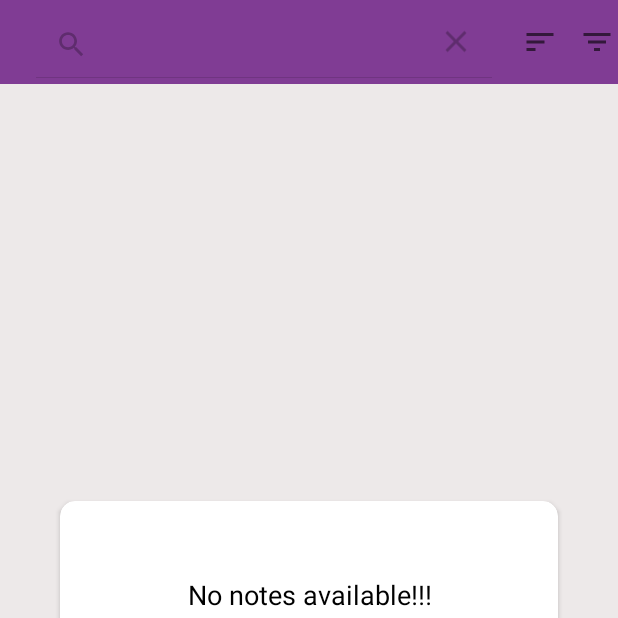
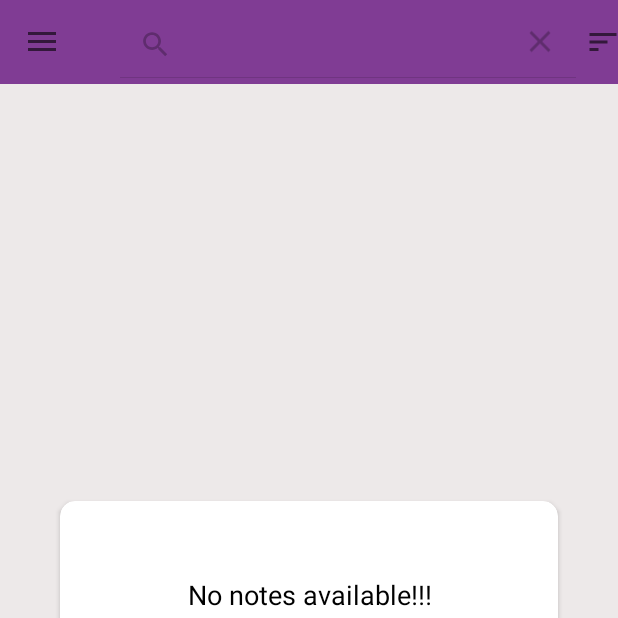
Before and after one commit to minh18112000/MyNoteApp, an Android app: the screen it shows after launch (MainActivity), after a tap on "Search", on a phone screen of 412 x 824 dp, the top half of it. Run offline under Robolectric (Android 15) with nearby library versions, the phone set to English and light mode, and no system bars; our stand-ins replace Room's generated code, navigation-ui.

Commit message:
Add the navigation drawer

```diff
--- a/app/src/main/java/com/example/mynoteapp/MainActivity.kt
+++ b/app/src/main/java/com/example/mynoteapp/MainActivity.kt
@@ -2,7 +2,13 @@ package com.example.mynoteapp
 
 import androidx.appcompat.app.AppCompatActivity
 import android.os.Bundle
+import androidx.drawerlayout.widget.DrawerLayout
 import androidx.lifecycle.ViewModelProvider
+import androidx.navigation.NavController
+import androidx.navigation.findNavController
+import androidx.navigation.fragment.NavHostFragment
+import androidx.navigation.fragment.findNavController
+import androidx.navigation.ui.NavigationUI
 import com.example.mynoteapp.database.NoteDatabase
 import com.example.mynoteapp.databinding.ActivityMainBinding
 import com.example.mynoteapp.repository.NoteRepository
@@ -10,7 +16,7 @@ import com.example.mynoteapp.viewmodel.NoteViewModel
 import com.example.mynoteapp.viewmodel.NoteViewModelFactory
 
 class MainActivity : AppCompatActivity() {
-
+    private lateinit var drawerLayout: DrawerLayout
     private lateinit var binding: ActivityMainBinding
 
     lateinit var noteViewModel: NoteViewModel
@@ -25,6 +31,17 @@ class MainActivity : AppCompatActivity() {
         setSupportActionBar(binding.toolbar)
 
         setUpViewModel()
+        drawerLayout = binding.drawerLayout
+        val navHostFragment =
+            supportFragmentManager.findFragmentById(R.id.fragmentHost) as NavHostFragment
+        val navController: NavController = navHostFragment.navController
+        NavigationUI.setupActionBarWithNavController(this,navController,drawerLayout)
+        NavigationUI.setupWithNavController(binding.navView, navController)
+    }
+
+    override fun onSupportNavigateUp(): Boolean {
+        val navController = this.findNavController(R.id.fragmentHost)
+        return NavigationUI.navigateUp(navController, drawerLayout)
     }
 
     private fun setUpViewModel() {
--- a/app/src/main/java/com/example/mynoteapp/fragments/HomeFragment.kt
+++ b/app/src/main/java/com/example/mynoteapp/fragments/HomeFragment.kt
@@ -6,7 +6,10 @@ import android.view.animation.Transformation
 import android.widget.SearchView
 import androidx.fragment.app.Fragment
 import androidx.lifecycle.Transformations
+import androidx.navigation.Navigation
 import androidx.navigation.findNavController
+import androidx.navigation.fragment.findNavController
+import androidx.navigation.ui.NavigationUI
 import androidx.recyclerview.widget.StaggeredGridLayoutManager
 import com.example.mynoteapp.MainActivity
 import com.example.mynoteapp.R
--- /dev/null
+++ b/app/src/main/res/drawable/ic_about.xml
@@ -0,0 +1,23 @@
+<vector android:height="535dp" android:viewportHeight="535"
+    android:viewportWidth="507" android:width="507dp" xmlns:android="http://schemas.android.com/apk/res/android">
+    <path android:fillColor="#6AB343" android:pathData="M255.6,256.5c-9.9,0 -18.4,3.5 -25.3,10.3c-6.9,6.9 -10.3,15.3 -10.3,25.3s3.4,18.4 10.3,25.5c6.9,7 15.3,10.6 25.3,10.6c9.9,0 18.4,-3.5 25.5,-10.6c7,-7 10.6,-15.5 10.6,-25.5s-3.5,-18.4 -10.6,-25.3C274.1,260 265.6,256.5 255.6,256.5z"/>
+    <path android:fillColor="#6AB343" android:pathData="M332.8,63.8c-6.6,-10.4 -15.4,-18.8 -26.4,-25.4l14.1,-25.7c1.1,-2 1.4,-4.3 0.7,-6.5c-0.6,-2.2 -2.1,-4.1 -4.1,-5.2L317,1c-4.2,-2.2 -9.4,-0.7 -11.6,3.5l-14.6,26.6c-11.1,-4 -23.2,-6 -36.4,-6c-12.8,0 -24.5,2 -34.9,5.9L205,4.5c-1.1,-2 -2.9,-3.5 -5.1,-4.1c-2.2,-0.6 -4.5,-0.4 -6.5,0.7c-2,1.1 -3.5,2.9 -4.2,5.2c-0.6,2.2 -0.4,4.5 0.7,6.5l14.3,26.1c-2.5,1.7 -5,3.5 -7.3,5.5c-15.2,12.8 -25.4,28.1 -30.6,45.7l47.6,19.9c2.8,-9.7 7.7,-17.7 14.9,-24.2C235.9,79.3 245,76 256,76c10.5,0 18.9,3 25.3,8.9c6.3,5.9 9.5,13.2 9.5,21.7c0,7.2 -1.9,13.5 -5.6,19c-3.7,5.5 -9.7,12 -18,19.5c-14.4,12.4 -24.3,23.5 -29.8,33.1c-5.5,9.7 -8.3,21.1 -8.3,34.4v13.7h54.2v-6.6c0,-9.7 1.7,-17.7 5.2,-24c3.4,-6.3 9.9,-13.9 19.2,-22.8c12.1,-11.6 21.2,-22.4 27.3,-32.5c6.1,-10.1 9.1,-22.3 9.1,-36.6C344.2,89.2 340.4,75.8 332.8,63.8z"/>
+    <path android:fillColor="#6AB343" android:pathData="M23.1,366.2h8.2l23.1,60.9h-8l-6,-16.8H14.1L8,427.2H0L23.1,366.2zM37.9,403.6l-8.1,-22l-2.4,-6.6h-0.3l-2.5,6.6l-8,22H37.9z"/>
+    <path android:fillColor="#6AB343" android:pathData="M60.9,385h6.9v6.3h0.3c1.2,-2.2 3.1,-4 5.6,-5.4c2.6,-1.5 5.3,-2.2 8.2,-2.2c5.2,0 9.1,1.5 11.8,4.5c2.7,3 4,7.1 4,12.3v26.7h-7.1v-25.6c0,-7.6 -3.5,-11.4 -10.6,-11.4c-2.3,0 -4.3,0.7 -6.1,2c-1.8,1.3 -3.2,3 -4.2,5.1c-1,2.1 -1.5,4.3 -1.5,6.6v23.3h-7.2V385z"/>
+    <path android:fillColor="#6AB343" android:pathData="M115.7,425.6c-3.1,-1.9 -5.5,-4.6 -7.3,-8c-1.8,-3.4 -2.7,-7.3 -2.7,-11.5c0,-4.3 0.9,-8.1 2.7,-11.5c1.8,-3.4 4.3,-6.1 7.3,-8c3.1,-1.9 6.4,-2.9 10,-2.9c3.3,0 6.2,0.7 8.8,2.2c2.6,1.4 4.6,3.2 5.9,5.4h0.3l-0.3,-5.8v-19.1h7.1v60.9h-6.8v-6.3h-0.3c-1.3,2.2 -3.3,4 -5.9,5.5c-2.6,1.4 -5.6,2.2 -8.8,2.2C122.1,428.5 118.8,427.6 115.7,425.6zM133.8,420.1c2.1,-1.3 3.8,-3.1 5.1,-5.6c1.3,-2.4 1.9,-5.2 1.9,-8.4c0,-3.2 -0.6,-6.1 -1.9,-8.5c-1.3,-2.4 -3,-4.3 -5.1,-5.5c-2.1,-1.3 -4.4,-1.9 -6.9,-1.9c-2.5,0 -4.8,0.7 -6.9,2c-2.1,1.3 -3.8,3.2 -5.1,5.6c-1.3,2.4 -1.9,5.2 -1.9,8.4s0.6,6 1.9,8.4c1.3,2.4 3,4.3 5.1,5.6c2.1,1.3 4.4,2 6.9,2C129.4,422 131.7,421.3 133.8,420.1z"/>
+    <path android:fillColor="#6AB343" android:pathData="M158.3,385h6.9v6.9h0.3c0.8,-2.3 2.4,-4.3 4.9,-5.9c2.5,-1.6 4.9,-2.4 7.4,-2.4c1.8,0 3.4,0.3 4.9,0.9v7.7c-1.5,-0.9 -3.5,-1.3 -6,-1.3c-2,0 -3.8,0.6 -5.6,1.7c-1.7,1.2 -3.1,2.7 -4.1,4.6c-1,1.9 -1.5,4 -1.5,6.3v23.5h-7.2V385z"/>
+    <path android:fillColor="#6AB343" android:pathData="M194.9,425.6c-3.3,-2 -5.9,-4.7 -7.7,-8.1c-1.8,-3.4 -2.8,-7.2 -2.8,-11.4c0,-4.2 0.9,-8 2.8,-11.4c1.8,-3.4 4.4,-6.1 7.7,-8.1c3.3,-2 7,-2.9 11.1,-2.9c4.1,0 7.9,1 11.2,2.9c3.3,2 5.9,4.7 7.7,8.1c1.8,3.4 2.8,7.2 2.8,11.4c0,4.2 -0.9,8 -2.8,11.4c-1.8,3.4 -4.4,6.1 -7.7,8.1c-3.3,2 -7,2.9 -11.2,2.9C201.9,428.5 198.2,427.5 194.9,425.6zM213.2,420c2.2,-1.3 4,-3.2 5.3,-5.6c1.3,-2.4 2,-5.2 2,-8.4s-0.7,-6 -2,-8.4c-1.3,-2.4 -3.1,-4.3 -5.3,-5.6c-2.2,-1.3 -4.6,-2 -7.1,-2c-2.5,0 -4.9,0.7 -7.1,2c-2.2,1.3 -4,3.2 -5.3,5.6c-1.3,2.4 -2,5.2 -2,8.4s0.7,6 2,8.4c1.3,2.4 3.1,4.3 5.3,5.6c2.2,1.3 4.6,2 7.1,2C208.6,422 211,421.3 213.2,420z"/>
+    <path android:fillColor="#6AB343" android:pathData="M235.7,374.4c-1,-1 -1.5,-2.2 -1.5,-3.7c0,-1.4 0.5,-2.6 1.5,-3.7c1,-1 2.2,-1.5 3.7,-1.5c1.4,0 2.6,0.5 3.7,1.5c1,1 1.5,2.2 1.5,3.7c0,1.4 -0.5,2.6 -1.5,3.7c-1,1 -2.2,1.5 -3.7,1.5C237.9,375.9 236.7,375.4 235.7,374.4zM235.8,385h7.1v42.2h-7.1V385z"/>
+    <path android:fillColor="#6AB343" android:pathData="M261.4,425.6c-3.1,-1.9 -5.5,-4.6 -7.3,-8c-1.8,-3.4 -2.7,-7.3 -2.7,-11.5c0,-4.3 0.9,-8.1 2.7,-11.5c1.8,-3.4 4.3,-6.1 7.3,-8c3.1,-1.9 6.4,-2.9 10,-2.9c3.3,0 6.2,0.7 8.8,2.2c2.6,1.4 4.6,3.2 5.9,5.4h0.3l-0.3,-5.8v-19.1h7.1v60.9h-6.8v-6.3h-0.3c-1.3,2.2 -3.3,4 -5.9,5.5c-2.6,1.4 -5.6,2.2 -8.8,2.2C267.8,428.5 264.5,427.6 261.4,425.6zM279.5,420.1c2.1,-1.3 3.8,-3.1 5.1,-5.6c1.3,-2.4 1.9,-5.2 1.9,-8.4c0,-3.2 -0.6,-6.1 -1.9,-8.5c-1.3,-2.4 -3,-4.3 -5.1,-5.5s-4.4,-1.9 -6.9,-1.9s-4.8,0.7 -6.9,2c-2.1,1.3 -3.8,3.2 -5.1,5.6c-1.3,2.4 -1.9,5.2 -1.9,8.4s0.6,6 1.9,8.4c1.3,2.4 3,4.3 5.1,5.6c2.1,1.3 4.4,2 6.9,2S277.3,421.3 279.5,420.1z"/>
+    <path android:fillColor="#424242" android:pathData="M334.3,373.1h-17.1v-6.9h41.4v6.9h-17.1v54h-7.1V373.1z"/>
+    <path android:fillColor="#424242" android:pathData="M360.9,385h6.9v6.9h0.3c0.8,-2.3 2.4,-4.3 4.9,-5.9c2.5,-1.6 4.9,-2.4 7.4,-2.4c1.8,0 3.4,0.3 4.9,0.9v7.7c-1.5,-0.9 -3.5,-1.3 -6,-1.3c-2,0 -3.8,0.6 -5.6,1.7c-1.7,1.2 -3.1,2.7 -4.1,4.6c-1,1.9 -1.5,4 -1.5,6.3v23.5h-7.2V385z"/>
+    <path android:fillColor="#424242" android:pathData="M392.7,374.4c-1,-1 -1.5,-2.2 -1.5,-3.7c0,-1.4 0.5,-2.6 1.5,-3.7c1,-1 2.2,-1.5 3.7,-1.5c1.4,0 2.6,0.5 3.7,1.5c1,1 1.5,2.2 1.5,3.7c0,1.4 -0.5,2.6 -1.5,3.7c-1,1 -2.2,1.5 -3.7,1.5C394.9,375.9 393.7,375.4 392.7,374.4zM392.8,385h7.1v42.2h-7.1V385z"/>
+    <path android:fillColor="#424242" android:pathData="M406.4,385h7.8l12.9,33.7h0.2l13.1,-33.7h7.7l-17.3,42.2h-7.3L406.4,385z"/>
+    <path android:fillColor="#424242" android:pathData="M454.5,374.4c-1,-1 -1.5,-2.2 -1.5,-3.7c0,-1.4 0.5,-2.6 1.5,-3.7c1,-1 2.2,-1.5 3.7,-1.5c1.4,0 2.6,0.5 3.7,1.5c1,1 1.5,2.2 1.5,3.7c0,1.4 -0.5,2.6 -1.5,3.7c-1,1 -2.2,1.5 -3.7,1.5C456.7,375.9 455.5,375.4 454.5,374.4zM454.5,385h7.1v42.2h-7.1V385z"/>
+    <path android:fillColor="#424242" android:pathData="M477.9,426.7c-2.5,-1.2 -4.4,-2.9 -5.8,-5.1c-1.4,-2.2 -2.1,-4.6 -2.1,-7.4c0,-4.5 1.7,-8 5.1,-10.5c3.4,-2.5 7.7,-3.7 13,-3.7c2.6,0 5,0.3 7.1,0.9c2.1,0.6 3.8,1.2 5,1.9v-2.2c0,-2 -0.5,-3.9 -1.6,-5.5c-1.1,-1.6 -2.5,-2.9 -4.2,-3.7c-1.8,-0.9 -3.7,-1.3 -5.7,-1.3c-4.8,0 -8.5,2 -11.1,5.9l-6,-4c1.8,-2.6 4.1,-4.6 7,-6.1c2.9,-1.4 6.2,-2.2 9.8,-2.2c5.8,0 10.4,1.6 13.7,4.7c3.3,3.1 5,7.3 5,12.6v26.3h-6.9V421h-0.3c-1.4,2.2 -3.2,4 -5.5,5.4c-2.3,1.4 -5,2.2 -8.1,2.2S480.4,427.9 477.9,426.7zM493.3,420.4c2,-1.2 3.7,-2.8 5,-4.9s1.9,-4.3 1.9,-6.6c-3.2,-2 -6.8,-3.1 -11,-3.1c-3.6,0 -6.4,0.8 -8.6,2.4c-2.1,1.6 -3.2,3.7 -3.2,6.2c0,2.3 0.9,4.1 2.8,5.6c1.9,1.4 4.1,2.2 6.6,2.2C489.1,422.1 491.2,421.6 493.3,420.4z"/>
+    <path android:fillColor="#424242" android:pathData="M162.7,472.7h8.2l23.1,60.9h-8l-6,-16.8h-26.3l-6.1,16.8h-8L162.7,472.7zM177.4,510.1l-8.1,-22l-2.4,-6.6h-0.3l-2.5,6.6l-8,22H177.4z"/>
+    <path android:fillColor="#424242" android:pathData="M213.5,532.9c-2.6,-1.4 -4.5,-3.3 -5.8,-5.5h-0.3v6.3h-6.9v-60.9h7.2v19.1l-0.3,5.8h0.3c1.4,-2.2 3.3,-4 5.9,-5.4c2.6,-1.4 5.5,-2.2 8.8,-2.2c3.6,0 7,1 10,2.9c3.1,2 5.5,4.6 7.3,8c1.8,3.4 2.7,7.2 2.7,11.5c0,4.3 -0.9,8.1 -2.7,11.5c-1.8,3.4 -4.3,6.1 -7.3,8c-3.1,2 -6.4,2.9 -10,2.9C219.1,535 216.1,534.3 213.5,532.9zM228.2,526.5c2.1,-1.3 3.8,-3.2 5.1,-5.6c1.3,-2.4 1.9,-5.2 1.9,-8.4c0,-3.2 -0.6,-6 -1.9,-8.4c-1.3,-2.4 -3,-4.3 -5.1,-5.6c-2.1,-1.3 -4.4,-2 -6.9,-2c-2.5,0 -4.8,0.6 -6.9,1.9c-2.1,1.3 -3.8,3.1 -5.1,5.5c-1.3,2.4 -1.9,5.2 -1.9,8.5c0,3.2 0.6,6 1.9,8.4c1.3,2.4 3,4.3 5.1,5.6c2.1,1.3 4.4,1.9 6.9,1.9C223.8,528.5 226.1,527.8 228.2,526.5z"/>
+    <path android:fillColor="#424242" android:pathData="M258.8,532.1c-3.3,-2 -5.9,-4.7 -7.7,-8.1c-1.8,-3.4 -2.8,-7.2 -2.8,-11.4c0,-4.2 0.9,-8 2.8,-11.4c1.8,-3.4 4.4,-6.1 7.7,-8.1c3.3,-2 7,-2.9 11.1,-2.9c4.1,0 7.9,1 11.2,2.9s5.9,4.7 7.7,8.1c1.8,3.4 2.8,7.2 2.8,11.4c0,4.2 -0.9,8 -2.8,11.4c-1.8,3.4 -4.4,6.1 -7.7,8.1s-7,2.9 -11.2,2.9C265.8,535 262,534 258.8,532.1zM277,526.5c2.2,-1.3 4,-3.2 5.3,-5.6c1.3,-2.4 2,-5.2 2,-8.4c0,-3.2 -0.7,-6 -2,-8.4c-1.3,-2.4 -3.1,-4.3 -5.3,-5.6c-2.2,-1.3 -4.6,-2 -7.1,-2c-2.5,0 -4.9,0.7 -7.1,2c-2.2,1.3 -4,3.2 -5.3,5.6c-1.3,2.4 -2,5.2 -2,8.4c0,3.2 0.7,6 2,8.4c1.3,2.4 3.1,4.3 5.3,5.6c2.2,1.3 4.6,2 7.1,2C272.5,528.5 274.8,527.8 277,526.5z"/>
+    <path android:fillColor="#424242" android:pathData="M303,530.5c-2.7,-3 -4,-7.2 -4,-12.5v-26.5h7.2v25.4c0,7.8 3.5,11.7 10.5,11.7c2.3,0 4.4,-0.7 6.3,-2c1.8,-1.3 3.3,-3 4.3,-5.1c1,-2.1 1.5,-4.3 1.5,-6.6v-23.3h7.1v42.2H329v-6.3h-0.3c-1.2,2.2 -3.1,4 -5.7,5.4c-2.5,1.5 -5.2,2.2 -8.1,2.2C309.7,535 305.7,533.5 303,530.5z"/>
+    <path android:fillColor="#424242" android:pathData="M358.4,534.2c-1.4,-0.6 -2.7,-1.4 -3.7,-2.3c-1.1,-1.1 -2,-2.4 -2.5,-3.9c-0.5,-1.5 -0.8,-3.2 -0.8,-5.2V498h-7.5v-6.6h7.5v-12.6h7.1v12.6h10.4v6.6h-10.4v23c0,2.4 0.5,4.2 1.4,5.4c1,1.3 2.4,1.9 4.4,1.9c1.8,0 3.3,-0.4 4.6,-1.2v7c-0.9,0.3 -1.8,0.6 -2.6,0.7c-0.8,0.1 -1.9,0.2 -3.3,0.2C361.5,535 359.9,534.7 358.4,534.2z"/>
+</vector>
--- /dev/null
+++ b/app/src/main/res/drawable/ic_setting.xml
@@ -0,0 +1,10 @@
+<vector xmlns:android="http://schemas.android.com/apk/res/android"
+    android:width="24dp"
+    android:height="24dp"
+    android:viewportWidth="24"
+    android:viewportHeight="24"
+    android:tint="?attr/colorControlNormal">
+  <path
+      android:fillColor="@android:color/white"
+      android:pathData="M19.14,12.94c0.04,-0.3 0.06,-0.61 0.06,-0.94c0,-0.32 -0.02,-0.64 -0.07,-0.94l2.03,-1.58c0.18,-0.14 0.23,-0.41 0.12,-0.61l-1.92,-3.32c-0.12,-0.22 -0.37,-0.29 -0.59,-0.22l-2.39,0.96c-0.5,-0.38 -1.03,-0.7 -1.62,-0.94L14.4,2.81c-0.04,-0.24 -0.24,-0.41 -0.48,-0.41h-3.84c-0.24,0 -0.43,0.17 -0.47,0.41L9.25,5.35C8.66,5.59 8.12,5.92 7.63,6.29L5.24,5.33c-0.22,-0.08 -0.47,0 -0.59,0.22L2.74,8.87C2.62,9.08 2.66,9.34 2.86,9.48l2.03,1.58C4.84,11.36 4.8,11.69 4.8,12s0.02,0.64 0.07,0.94l-2.03,1.58c-0.18,0.14 -0.23,0.41 -0.12,0.61l1.92,3.32c0.12,0.22 0.37,0.29 0.59,0.22l2.39,-0.96c0.5,0.38 1.03,0.7 1.62,0.94l0.36,2.54c0.05,0.24 0.24,0.41 0.48,0.41h3.84c0.24,0 0.44,-0.17 0.47,-0.41l0.36,-2.54c0.59,-0.24 1.13,-0.56 1.62,-0.94l2.39,0.96c0.22,0.08 0.47,0 0.59,-0.22l1.92,-3.32c0.12,-0.22 0.07,-0.47 -0.12,-0.61L19.14,12.94zM12,15.6c-1.98,0 -3.6,-1.62 -3.6,-3.6s1.62,-3.6 3.6,-3.6s3.6,1.62 3.6,3.6S13.98,15.6 12,15.6z"/>
+</vector>
--- a/app/src/main/res/layout/activity_main.xml
+++ b/app/src/main/res/layout/activity_main.xml
@@ -1,7 +1,13 @@
 <?xml version="1.0" encoding="utf-8"?>
-<androidx.constraintlayout.widget.ConstraintLayout xmlns:android="http://schemas.android.com/apk/res/android"
+<androidx.drawerlayout.widget.DrawerLayout
+    xmlns:android="http://schemas.android.com/apk/res/android"
     xmlns:app="http://schemas.android.com/apk/res-auto"
     xmlns:tools="http://schemas.android.com/tools"
+    android:id="@+id/drawerLayout"
+    android:layout_width="match_parent"
+    android:layout_height="match_parent">
+
+<androidx.constraintlayout.widget.ConstraintLayout
     android:layout_width="match_parent"
     android:layout_height="match_parent"
     tools:context=".MainActivity">
@@ -32,3 +38,11 @@
     </androidx.fragment.app.FragmentContainerView>
 
 </androidx.constraintlayout.widget.ConstraintLayout>
+    <com.google.android.material.navigation.NavigationView
+        android:id="@+id/navView"
+        android:layout_width="wrap_content"
+        android:layout_height="match_parent"
+        android:layout_gravity="start"
+        app:headerLayout="@layout/nav_header"
+        app:menu="@menu/navdrawer_menu" />
+</androidx.drawerlayout.widget.DrawerLayout>
--- a/app/src/main/res/layout/fragment_home.xml
+++ b/app/src/main/res/layout/fragment_home.xml
@@ -18,13 +18,12 @@
         android:backgroundTint="@color/colorPrimary"
         android:clickable="true"
         android:contentDescription="@string/image"
+        android:src="@drawable/ic_add"
         android:tintMode="@color/white"
         app:borderWidth="0dp"
         app:fabSize="normal"
         app:layout_constraintBottom_toBottomOf="parent"
-        app:layout_constraintEnd_toEndOf="parent"
-        android:src="@drawable/ic_add"
-        />
+        app:layout_constraintEnd_toEndOf="parent" />
 
     <androidx.recyclerview.widget.RecyclerView
         android:id="@+id/recyclerView"
@@ -63,6 +62,4 @@
             android:textSize="18sp" />
 
     </androidx.cardview.widget.CardView>
-
-
 </androidx.constraintlayout.widget.ConstraintLayout>
--- /dev/null
+++ b/app/src/main/res/menu/navdrawer_menu.xml
@@ -0,0 +1,13 @@
+<?xml version="1.0" encoding="utf-8"?>
+<menu xmlns:app="http://schemas.android.com/apk/res-auto"
+    xmlns:android="http://schemas.android.com/apk/res/android">
+
+    <item
+        android:id="@+id/settingFragment"
+        android:title="Setting"
+        android:icon="@drawable/ic_setting"/>
+    <item
+        android:id="@+id/aboutFragment"
+        android:title="About"
+        android:icon="@drawable/ic_about"/>
+</menu>
--- a/app/src/main/res/navigation/nav_graph.xml
+++ b/app/src/main/res/navigation/nav_graph.xml
@@ -24,6 +24,12 @@
             app:exitAnim="@anim/slide_out_left"
             app:popEnterAnim="@anim/slide_in_left"
             app:popExitAnim="@anim/slide_out_right" />
+        <action
+            android:id="@+id/action_homeFragment_to_aboutFragment"
+            app:destination="@id/aboutFragment" />
+        <action
+            android:id="@+id/action_homeFragment_to_settingFragment"
+            app:destination="@id/settingFragment" />
     </fragment>
     <fragment
         android:id="@+id/newNoteFragment"
@@ -55,4 +61,14 @@
             app:argType="com.example.mynoteapp.model.Note"
             app:nullable="true" />
     </fragment>
+    <fragment
+        android:id="@+id/aboutFragment"
+        android:name="com.example.mynoteapp.fragments.AboutFragment"
+        android:label="About"
+        tools:layout="@layout/fragment_about" />
+    <fragment
+        android:id="@+id/settingFragment"
+        android:name="com.example.mynoteapp.fragments.SettingFragment"
+        android:label="Setting"
+        tools:layout="@layout/fragment_setting" />
 </navigation>
```
Also changed, not shown: app/src/main/java/com/example/mynoteapp/fragments/AboutFragment.kt (added, +60 -0 lines), app/src/main/java/com/example/mynoteapp/fragments/SettingFragment.kt (added, +60 -0 lines), app/src/main/res/drawable/nav_header.xml (added, +18 -0 lines), app/src/main/res/layout/fragment_about.xml (added, +14 -0 lines), app/src/main/res/layout/fragment_setting.xml (added, +14 -0 lines), app/src/main/res/layout/nav_header.xml (added, +26 -0 lines).
